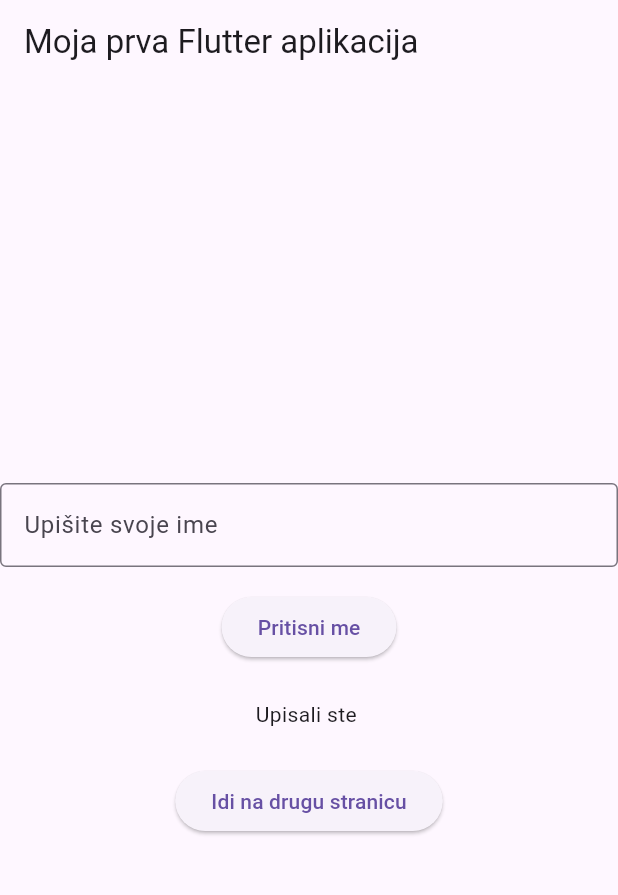
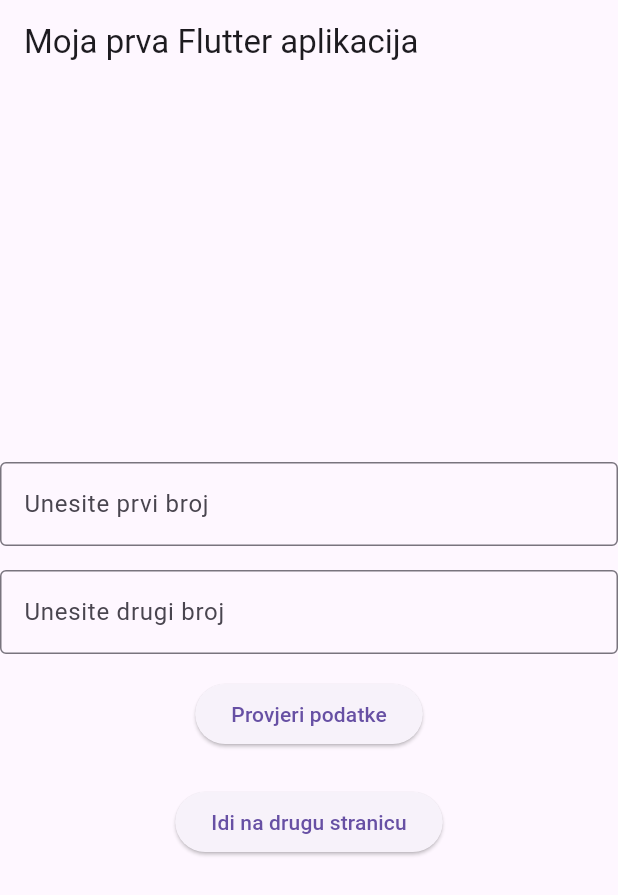
Before and after one commit to tojaku-classroom/flutter-platforma-3, a Flutter app: the screen it shows after launch, on a phone screen of 412 x 824 dp. Shown: the top 895 px of the screen. Run offline on Flutter 3.47's test engine with Material 3 defaults, Android fonts, the light colour scheme and no system bars.

Commit message:
Osnovne operacije s obrascima

```diff
--- a/lib/main.dart
+++ b/lib/main.dart
@@ -25,15 +25,20 @@ class HomeScreen extends StatefulWidget {
 }
 
 class _HomeScreenState extends State<HomeScreen> {
-  final TextEditingController _controller = TextEditingController();
-  String _name = '';
+  final TextEditingController _number1 = TextEditingController();
+  final TextEditingController _number2 = TextEditingController();
+  bool dataOk = false;
 
   void showMessage(BuildContext context) {
     String message = '';
-    if (_controller.text.isEmpty) {
-      message = 'Molimo unesite ime';
+    if (_number1.text.isEmpty || _number2.text.isEmpty) {
+      message = 'Molimo unesite oba broja';
+    } else if (double.tryParse(_number1.text) == null ||
+        double.tryParse(_number2.text) == null) {
+      message = 'Molimo unesite valjane brojeve';
     } else {
-      message = 'Pozdrav ${_controller.text}';
+      dataOk = true;
+      message = 'Brojevi su ispravni';
     }
 
     ScaffoldMessenger.of(context).showSnackBar(
@@ -54,28 +59,49 @@ class _HomeScreenState extends State<HomeScreen> {
           mainAxisAlignment: MainAxisAlignment.center,
           children: [
             TextField(
-              controller: _controller,
+              controller: _number1,
+              keyboardType: TextInputType.number,
               decoration: const InputDecoration(
-                hintText: 'Upišite svoje ime',
+                hintText: 'Unesite prvi broj',
                 border: OutlineInputBorder(),
               ),
-              onChanged: (value) {
-                setState(() {
-                  _name = value;
-                });
-              },
+            ),
+            const SizedBox(height: 16),
+            TextField(
+              controller: _number2,
+              keyboardType: TextInputType.number,
+              decoration: const InputDecoration(
+                hintText: 'Unesite drugi broj',
+                border: OutlineInputBorder(),
+              ),
             ),
             const SizedBox(height: 16),
             ElevatedButton(
               onPressed: () => showMessage(context),
-              child: const Text('Pritisni me'),
+              child: const Text('Provjeri podatke'),
             ),
-            const SizedBox(height: 24),
-            Text('Upisali ste $_name'),
             const SizedBox(height: 24),
             ElevatedButton(
               onPressed: () {
-                Navigator.push(context, MaterialPageRoute(builder: (context) => SecondScreen(name: _name),));
+                if (!dataOk) {
+                  ScaffoldMessenger.of(context).showSnackBar(
+                    SnackBar(
+                      content: Text('Provjerite podatke'),
+                      duration: Duration(seconds: 2),
+                      behavior: SnackBarBehavior.fixed,
+                    ),
+                  );
+                  return;
+                }
+                Navigator.push(
+                  context,
+                  MaterialPageRoute(
+                    builder: (context) => SecondScreen(
+                      number1: double.parse(_number1.text),
+                      number2: double.parse(_number2.text),
+                    ),
+                  ),
+                );
               },
               child: const Text('Idi na drugu stranicu'),
             ),
@@ -87,12 +113,15 @@ class _HomeScreenState extends State<HomeScreen> {
 }
 
 class SecondScreen extends StatelessWidget {
-  final String name;
+  final double number1;
+  final double number2;
 
-  const SecondScreen({super.key, required this.name});
+  const SecondScreen({super.key, required this.number1, required this.number2});
 
   @override
   Widget build(BuildContext context) {
+    double sum = number1 + number2;
+
     return Scaffold(
       appBar: AppBar(title: const Text('Druga Stranica')),
       body: Center(
@@ -100,12 +129,12 @@ class SecondScreen extends StatelessWidget {
           mainAxisAlignment: MainAxisAlignment.center,
           children: [
             const Text(
-              'Dobrodošli na drugu stranicu!',
+              'Rezultat',
               style: TextStyle(fontSize: 24),
             ),
             const SizedBox(height: 16),
             Text(
-              name.isEmpty ? 'Niste upisali ime' : 'Zdravo, $name!',
+              '$sum',
               style: const TextStyle(fontSize: 20, fontWeight: FontWeight.bold),
             ),
             const SizedBox(height: 24),
```
